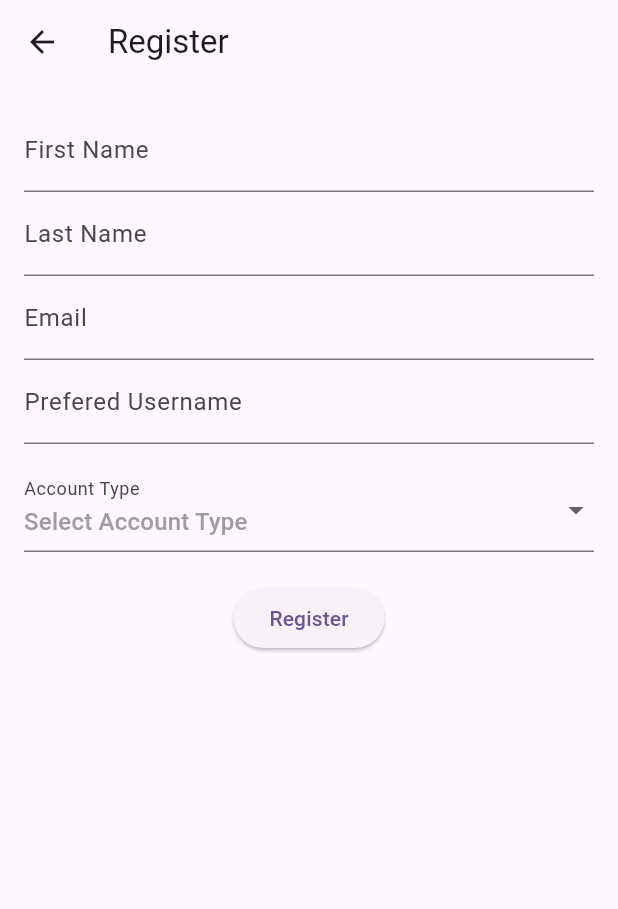
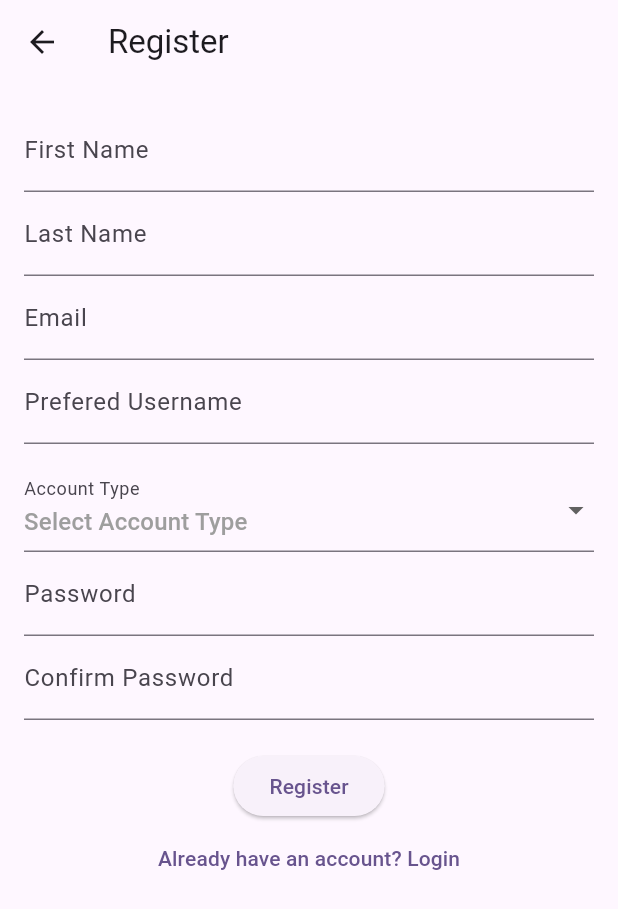
Before and after one commit to BeatriceNakabanda/stockmate_app, a Flutter app: the RegisterScreen screen opened directly, on a phone screen of 412 x 824 dp. Shown: the top 909 px of the screen. Run offline on Flutter 3.47's test engine with Material 3 defaults, Android fonts, the phone set to English and light mode, and no system bars; our stand-ins replace objectbox; generated files the repository leaves out were written again.

Commit message:
Added password fields on login screen and registration screen

```diff
--- a/lib/models/user_model.dart
+++ b/lib/models/user_model.dart
@@ -8,6 +8,7 @@ class UserModel {
   final String userName;
   final String email;
   final String accountType;
+  final String password;
 
   UserModel({
     this.id = 0,
@@ -15,6 +16,7 @@ class UserModel {
     required this.lastName,
     required this.userName,
     required this.email,
-    required this.accountType
+    required this.accountType,
+    required this.password
   });
 }
--- a/lib/screens/login_screen.dart
+++ b/lib/screens/login_screen.dart
@@ -3,6 +3,7 @@ import 'package:stockmate_app/objectbox.g.dart';
 import '../models/user_model.dart';
 import '../main.dart';
 import 'home_screen.dart';
+import 'register_screen.dart';
 
 class LoginScreen extends StatefulWidget {
   const LoginScreen({super.key});
@@ -14,12 +15,15 @@ class LoginScreen extends StatefulWidget {
 class _LoginScreenState extends State<LoginScreen> {
   final TextEditingController _emailController = TextEditingController();
   final GlobalKey<FormState> _formKey = GlobalKey<FormState>();
+  final TextEditingController _passwordController = TextEditingController();
 
   void _login(BuildContext context) {
     final email = _emailController.text.trim();
+    final password = _passwordController.text.trim();
+
 
     final query = objectBox.userBox
-        .query(UserModel_.email.equals(email))
+        .query(UserModel_.email.equals(email) & UserModel_.password.equals(password))
         .build();
 
     final user = query.findFirst();
@@ -39,7 +43,7 @@ class _LoginScreenState extends State<LoginScreen> {
       );
     } else {
       ScaffoldMessenger.of(context).showSnackBar(
-        const SnackBar(content: Text("❌ User not found")),
+        const SnackBar(content: Text("❌ Invalid email or password")),
       );
     }
   }
@@ -60,6 +64,13 @@ class _LoginScreenState extends State<LoginScreen> {
                 validator: (value) =>
                     value == null || value.isEmpty ? "Enter email" : null,
               ),
+              TextFormField(
+                controller: _passwordController,
+                obscureText: true,
+                decoration: const InputDecoration(labelText: "Password"),
+                validator: (value) =>
+                    value == null || value.isEmpty ? "Enter password" : null,
+              ),
               const SizedBox(height: 20),
               ElevatedButton(
                 onPressed: () {
@@ -69,6 +80,16 @@ class _LoginScreenState extends State<LoginScreen> {
                 },
                 child: const Text("Login"),
               ),
+              // const SizedBox(height: 10),
+              TextButton(
+                onPressed: () {
+                  Navigator.push(
+                    context,
+                    MaterialPageRoute(builder: (_) => RegisterScreen()),
+                  );
+                },
+                child: const Text("Not registered yet? Create an account"),
+              ),
             ],
           ),
         ),
--- a/lib/screens/register_screen.dart
+++ b/lib/screens/register_screen.dart
@@ -1,4 +1,5 @@
 import 'package:flutter/material.dart';
+import 'package:stockmate_app/screens/login_screen.dart';
 import '../models/user_model.dart';
 import '../main.dart'; // to access global objectBox
 
@@ -16,6 +17,9 @@ class _RegisterScreenState extends State<RegisterScreen> {
   final TextEditingController _lastNameController = TextEditingController();
   final TextEditingController _emailController = TextEditingController();
   final TextEditingController _userNameController = TextEditingController();
+  final TextEditingController _passwordController = TextEditingController();
+  final TextEditingController _confirmPasswordController = TextEditingController();
+
 
   String? _selectedAccountType;
 
@@ -26,7 +30,8 @@ class _RegisterScreenState extends State<RegisterScreen> {
         lastName: _lastNameController.text.trim(),
         email: _emailController.text.trim(),
         accountType: _selectedAccountType!,
-        userName: _userNameController.text.trim()
+        userName: _userNameController.text.trim(),
+        password: _passwordController.text.trim()
       );
 
       objectBox.userBox.put(user);
@@ -47,7 +52,8 @@ class _RegisterScreenState extends State<RegisterScreen> {
   Widget build(BuildContext context) {
     return Scaffold(
       appBar: AppBar(title: const Text("Register")),
-      body: Padding(
+      body: SafeArea(
+        child: SingleChildScrollView(
         padding: const EdgeInsets.all(16),
         child: Form(
           key: _formKey,
@@ -102,15 +108,39 @@ class _RegisterScreenState extends State<RegisterScreen> {
                   });
                 },
               ),
+              TextFormField(
+                controller: _passwordController,
+                obscureText: true,
+                decoration: const InputDecoration(labelText: "Password"),
+                validator: (value) =>
+                    value == null || value.length < 6 ? "Password too short" : null,
+              ),
+              TextFormField(
+                controller: _confirmPasswordController,
+                obscureText: true,
+                decoration: const InputDecoration(labelText: "Confirm Password"),
+                validator: (value) =>
+                    value != _passwordController.text ? "Passwords do not match" : null,
+              ),
               const SizedBox(height: 20),
               ElevatedButton(
                 onPressed: () => _registerUser(context),
                 child: const Text("Register"),
               ),
+              TextButton(
+                onPressed: () {
+                  Navigator.push(
+                    context,
+                    MaterialPageRoute(builder: (_) => LoginScreen()),
+                  );
+                },
+                child: const Text("Already have an account? Login"),
+              ),
             ],
           ),
         ),
       ),
+      )
     );
   }
 }
```
Also changed, not shown: lib/objectbox-model.json (+6 -1 lines), lib/objectbox.g.dart.
